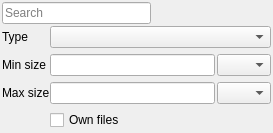
Ummon/D-LAN, file application/GUI/Search/SearchDock.ui: the form before one commit.
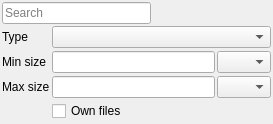
The form after the commit. Icons and pictures are not drawn.

Commit message: Update title.png according the new logo design.

```diff
--- a/application/GUI/Search/SearchDock.ui
+++ b/application/GUI/Search/SearchDock.ui
@@ -10,13 +10,13 @@
     <x>0</x>
     <y>0</y>
     <width>273</width>
-    <height>133</height>
+    <height>124</height>
    </rect>
   </property>
   <property name="maximumSize">
    <size>
     <width>524287</width>
-    <height>133</height>
+    <height>124</height>
    </size>
   </property>
   <property name="features">
@@ -144,7 +144,10 @@
         <number>0</number>
        </property>
        <property name="horizontalSpacing">
-        <number>0</number>
+        <number>2</number>
+       </property>
+       <property name="verticalSpacing">
+        <number>3</number>
        </property>
        <item row="0" column="1">
         <widget class="QComboBox" name="cmbType"/>
```
The commit also changes 7 other files.
